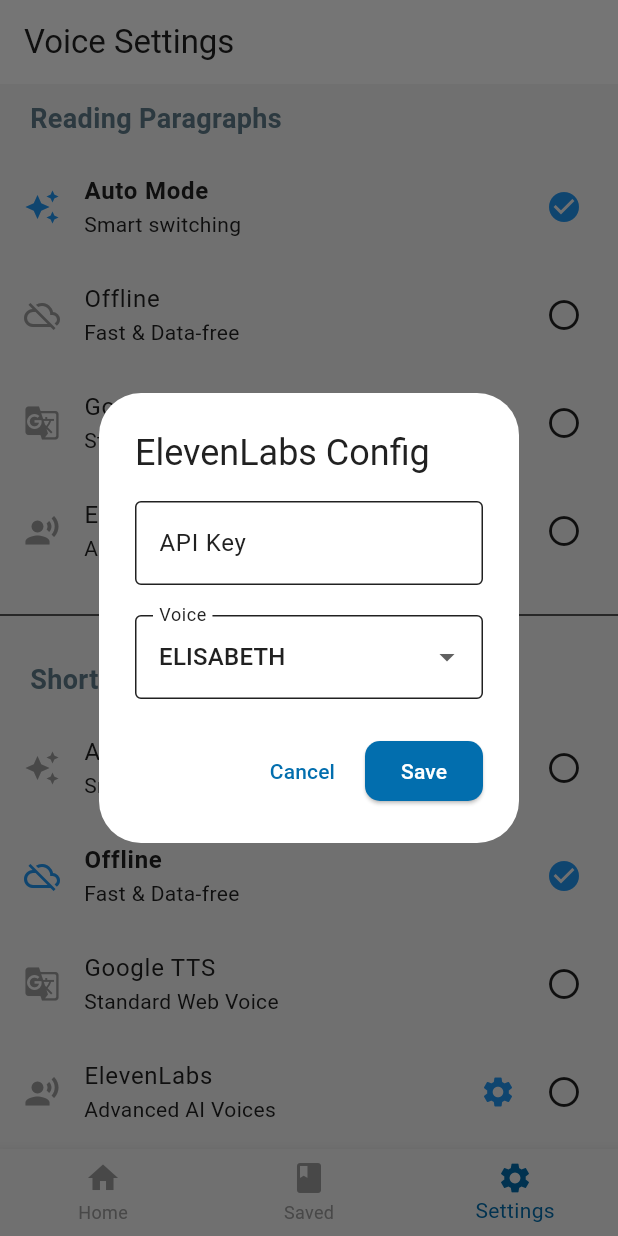
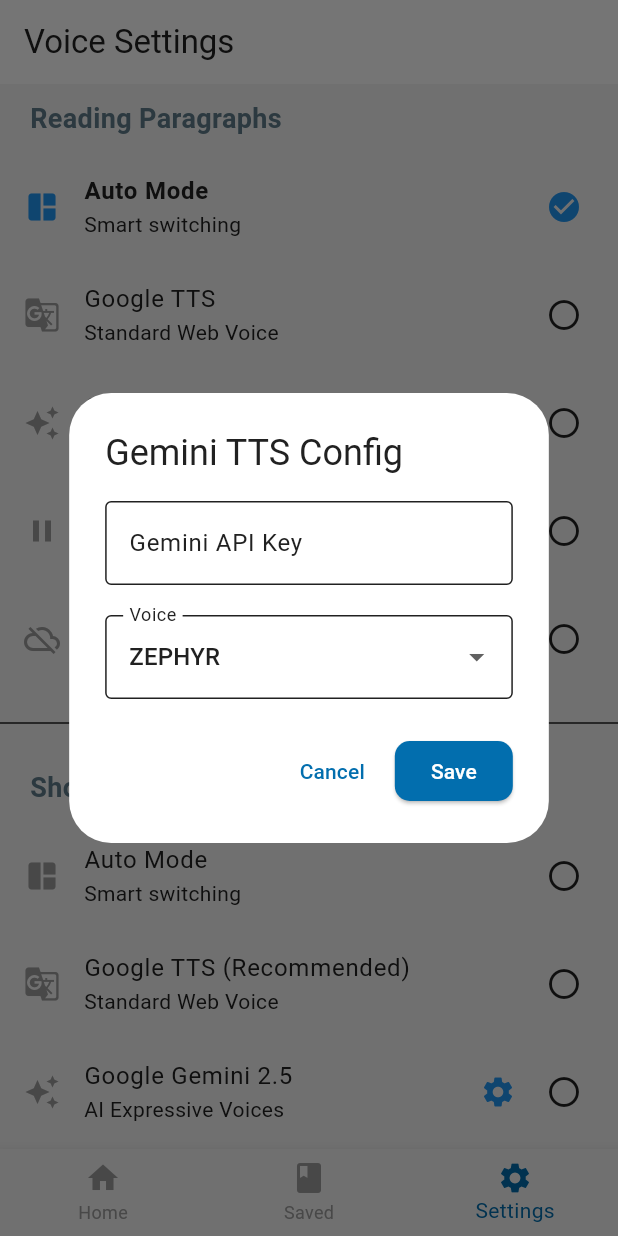
Before and after one commit to ktahmd/screen_reader, a Flutter app: the screen it shows after launch, item 3 of the bottom bar chosen, after a tap on the "settings" icon, on a phone screen of 412 x 824 dp. Run offline on Flutter 3.47's test engine with Material 3 defaults, Android fonts, the phone set to English and light mode, and no system bars; our stand-ins replace audioplayers, connectivity_plus, flutter_tts, fluttertoast, shared_preferences; missing offline and left inert: circle_flags, flutter_overlay_window, google_mlkit_text_recognition, translator.

Commit message:
Add Gemini TTS

```diff
--- a/lib/core/providers/settings_provider.dart
+++ b/lib/core/providers/settings_provider.dart
@@ -10,19 +10,33 @@
   String? _elevenLabsApiKey;
   ElevenLabsVoice _elevenLabsVoice = ElevenLabsVoice.elisabeth;
 
+  // New Gemini Variables
+  String? _geminiApiKey;
+  GeminiVoice _geminiVoice = GeminiVoice.zephyr;
+
   TtsVoiceMode get sentenceMode => _sentenceMode;
   TtsVoiceMode get wordMode => _wordMode;
   String? get elevenLabsApiKey => _elevenLabsApiKey;
   ElevenLabsVoice get elevenLabsVoice => _elevenLabsVoice;
 
-  SettingsProvider() { _loadSettings(); }
+  String? get geminiApiKey => _geminiApiKey;
+  GeminiVoice get geminiVoice => _geminiVoice;
+
+  SettingsProvider() {
+    _loadSettings();
+  }
 
   Future<void> _loadSettings() async {
     final prefs = await SharedPreferences.getInstance();
     _sentenceMode = TtsVoiceMode.values[prefs.getInt('sentence_mode') ?? 0];
     _wordMode = TtsVoiceMode.values[prefs.getInt('word_mode') ?? 1];
+
     _elevenLabsApiKey = prefs.getString('elevenlabs_api_key');
     _elevenLabsVoice = ElevenLabsVoice.values[prefs.getInt('elevenlabs_voice') ?? 2];
+
+    // Load Gemini Settings
+    _geminiApiKey = prefs.getString('gemini_api_key');
+    _geminiVoice = GeminiVoice.values[prefs.getInt('gemini_voice') ?? 5]; // Default to zephyr
 
     _syncToService();
     notifyListeners();
@@ -31,16 +45,24 @@
   void _syncToService() {
     TtsService.sentenceMode = _sentenceMode;
     TtsService.wordMode = _wordMode;
+
     TtsService.elevenLabsApiKey = _elevenLabsApiKey;
     TtsService.currentElevenLabsVoice = _elevenLabsVoice;
+
+    TtsService.geminiApiKey = _geminiApiKey;
+    TtsService.currentGeminiVoice = _geminiVoice;
   }
 
   Future<bool> updateMode(TtsVoiceMode mode, bool isWordSetting) async {
-    // PREVENT selecting ElevenLabs if no API key is present
     if (mode == TtsVoiceMode.elevenlabs && (_elevenLabsApiKey == null || _elevenLabsApiKey!.isEmpty)) {
       return false;
     }
+    // PREVENT selecting Gemini if no API key is present
+    if (mode == TtsVoiceMode.gemini && (_geminiApiKey == null || _geminiApiKey!.isEmpty)) {
+      return false;
+    }
 
+    try {
       final prefs = await SharedPreferences.getInstance();
       if (isWordSetting) {
         _wordMode = mode;
@@ -52,16 +74,29 @@
       _syncToService();
       _pingOverlay();
       return true;
+    } catch (e) {
+      debugPrint("❌ Failed to send TTS mode update: $e");
+      return false;
+    }
   }
 
   Future<void> updateElevenLabsConfig(String key, ElevenLabsVoice voice) async {
     _elevenLabsApiKey = key;
     _elevenLabsVoice = voice;
-
     final prefs = await SharedPreferences.getInstance();
     await prefs.setString('elevenlabs_api_key', key);
     await prefs.setInt('elevenlabs_voice', voice.index);
+    _syncToService();
+    _pingOverlay();
+  }
 
+  // New Gemini Config Updater
+  Future<void> updateGeminiConfig(String key, GeminiVoice voice) async {
+    _geminiApiKey = key;
+    _geminiVoice = voice;
+    final prefs = await SharedPreferences.getInstance();
+    await prefs.setString('gemini_api_key', key);
+    await prefs.setInt('gemini_voice', voice.index);
     _syncToService();
     _pingOverlay();
   }
@@ -73,6 +108,9 @@
       'word_index': _wordMode.index,
       'api_key': _elevenLabsApiKey ?? "",
       'voice_index': _elevenLabsVoice.index,
+      // Pass Gemini data to the overlay
+      'gemini_api_key': _geminiApiKey ?? "",
+      'gemini_voice_index': _geminiVoice.index,
     });
     notifyListeners();
   }
--- a/lib/features/settings/settings_screen.dart
+++ b/lib/features/settings/settings_screen.dart
@@ -39,16 +39,32 @@
   Widget _buildEngineList(BuildContext context, TtsVoiceMode current, bool isWord, SettingsProvider settings) {
     return SliverList(
       delegate: SliverChildListDelegate([
-        _cuteTile(context, "Auto Mode", "Smart switching", Icons.auto_awesome, TtsVoiceMode.auto, current, isWord),
-        _cuteTile(context, "Offline", "Fast & Data-free", Icons.cloud_off, TtsVoiceMode.offline, current, isWord),
-        _cuteTile(context, "Google TTS", "Standard Web Voice", Icons.g_translate, TtsVoiceMode.google, current, isWord),
-
+        _cuteTile(context, "Auto Mode", "Smart switching", Icons.auto_awesome_mosaic, TtsVoiceMode.auto, current, isWord),
+        _cuteTile(context, isWord ? "Google TTS (Recommended)" : "Google TTS", "Standard Web Voice", Icons.g_translate, TtsVoiceMode.google, current, isWord),
+        // Gemini Tile
+        _cuteTile(
+          context,
+          "Google Gemini 2.5",
+          "AI Expressive Voices",
+          Icons.auto_awesome,
+          TtsVoiceMode.gemini,
+          current,
+          isWord,
+          trailingWidgets:[
+            IconButton(
+              icon: const Icon(Icons.settings, color: Colors.blue),
+              onPressed: () => _showGeminiConfigDialog(context, settings),
+            ),
+          ],
+          errorMessage: "Please add a Gemini API Key",
+          onErrorAction: () => _showGeminiConfigDialog(context, settings),
+        ),
         // ElevenLabs Tile has a trailing Settings Icon
         _cuteTile(
             context,
             "ElevenLabs",
             "Advanced AI Voices",
-            Icons.record_voice_over,
+            Icons.pause,
             TtsVoiceMode.elevenlabs,
             current,
             isWord,
@@ -63,6 +79,7 @@
             onErrorAction: () =>
                 _showElevenLabsConfigDialog(context, settings),
           ),
+          _cuteTile(context, "Offline", "Fast & Data-free", Icons.cloud_off, TtsVoiceMode.offline, current, isWord),
       ]),
     );
   }
@@ -178,4 +195,63 @@
       }
     );
   }
+
+
+  void _showGeminiConfigDialog(BuildContext context, SettingsProvider settings) {
+    final TextEditingController keyController = TextEditingController(text: settings.geminiApiKey);
+    GeminiVoice selectedVoice = settings.geminiVoice;
+
+    showDialog(
+      context: context,
+      builder: (context) {
+        return StatefulBuilder(
+          builder: (context, setState) {
+            return AlertDialog(
+              title: const Text("Gemini TTS Config"),
+              content: Column(
+                mainAxisSize: MainAxisSize.min,
+                children:[
+                  TextField(
+                    controller: keyController,
+                    decoration: const InputDecoration(
+                      labelText: "Gemini API Key",
+                      border: OutlineInputBorder(),
+                      hintText: "Enter your Google AI Studio Key",
+                    ),
+                  ),
+                  const SizedBox(height: 20),
+                  DropdownButtonFormField<GeminiVoice>(
+                    value: selectedVoice,
+                    decoration: const InputDecoration(labelText: "Voice", border: OutlineInputBorder()),
+                    items: GeminiVoice.values.map((voice) {
+                      return DropdownMenuItem(
+                        value: voice,
+                        child: Text(voice.name.toUpperCase()),
+                      );
+                    }).toList(),
+                    onChanged: (val) {
+                      if (val != null) setState(() => selectedVoice = val);
+                    },
+                  ),
+                ],
+              ),
+              actions:[
+                TextButton(
+                  onPressed: () => Navigator.pop(context),
+                  child: const Text("Cancel"),
+                ),
+                ElevatedButton(
+                  onPressed: () {
+                    settings.updateGeminiConfig(keyController.text.trim(), selectedVoice);
+                    Navigator.pop(context);
+                  },
+                  child: const Text("Save"),
+                ),
+              ],
+            );
+          }
+        );
+      }
+    );
+  }
 }
--- a/lib/main.dart
+++ b/lib/main.dart
@@ -62,16 +62,26 @@
             }
             break;
             //ping from settings to update TTS mode in the overlay
-          case 'update_tts_modes':
+case 'update_tts_modes':
             final sentenceIndex = event['sentence_index'] as int;
             final wordIndex = event['word_index'] as int;
+
             final String apiKey = event['api_key'] as String;
             final voiceIndex = event['voice_index'] as int;
 
+            final String geminiKey = event['gemini_api_key'] as String;
+            final geminiVoiceIdx = event['gemini_voice_index'] as int;
+
             TtsService.sentenceMode = TtsVoiceMode.values[sentenceIndex];
             TtsService.wordMode = TtsVoiceMode.values[wordIndex];
+
             TtsService.elevenLabsApiKey = apiKey.isEmpty ? null : apiKey;
             TtsService.currentElevenLabsVoice = ElevenLabsVoice.values[voiceIndex];
+
+            TtsService.geminiApiKey = geminiKey.isEmpty ? null : geminiKey;
+            TtsService.currentGeminiVoice = GeminiVoice.values[geminiVoiceIdx];
+
+            debugPrint("🤖 BACKGROUND: TTS Modes updated");
             break;
           case 'dispose_listener':
             // Example: cancel the subscription if a dispose action is received
--- a/lib/overlay/overlay.dart
+++ b/lib/overlay/overlay.dart
@@ -34,17 +34,25 @@
       if (event is Map) {
 
         final action = event['action'];
-        if (action == 'update_tts_modes') {
+if (action == 'update_tts_modes') {
           final sentenceIndex = event['sentence_index'] as int;
           final wordIndex = event['word_index'] as int;
+
           final String apiKey = event['api_key'] as String;
           final voiceIndex = event['voice_index'] as int;
+
+          final String geminiKey = event['gemini_api_key'] as String;
+          final geminiVoiceIdx = event['gemini_voice_index'] as int;
 
           setState(() {
             TtsService.sentenceMode = TtsVoiceMode.values[sentenceIndex];
             TtsService.wordMode = TtsVoiceMode.values[wordIndex];
+
             TtsService.elevenLabsApiKey = apiKey.isEmpty ? null : apiKey;
             TtsService.currentElevenLabsVoice = ElevenLabsVoice.values[voiceIndex];
+
+            TtsService.geminiApiKey = geminiKey.isEmpty ? null : geminiKey;
+            TtsService.currentGeminiVoice = GeminiVoice.values[geminiVoiceIdx];
           });
           return;
         }
@@ -194,16 +202,24 @@
     }
   }
 
-  Future<void> _initOverlaySettings() async {
+Future<void> _initOverlaySettings() async {
     final prefs = await SharedPreferences.getInstance();
-
-    // Read both keys, with their respective defaults (0 = auto, 1 = offline)
     int sentenceIndex = prefs.getInt('sentence_mode') ?? TtsVoiceMode.auto.index;
     int wordIndex = prefs.getInt('word_mode') ?? TtsVoiceMode.offline.index;
+
+    // ElevenLabs
+    TtsService.elevenLabsApiKey = prefs.getString('elevenlabs_api_key');
+    int elVoiceIdx = prefs.getInt('elevenlabs_voice') ?? ElevenLabsVoice.elisabeth.index;
+
+    // Gemini
+    TtsService.geminiApiKey = prefs.getString('gemini_api_key');
+    int gemVoiceIdx = prefs.getInt('gemini_voice') ?? GeminiVoice.zephyr.index;
 
     setState(() {
       TtsService.sentenceMode = TtsVoiceMode.values[sentenceIndex];
       TtsService.wordMode = TtsVoiceMode.values[wordIndex];
+      TtsService.currentElevenLabsVoice = ElevenLabsVoice.values[elVoiceIdx];
+      TtsService.currentGeminiVoice = GeminiVoice.values[gemVoiceIdx];
     });
   }
 
```
Also changed, not shown: lib/core/services/tts_service.dart (+143 -17 lines). Lines whose indentation alone changed are shown as unchanged.
